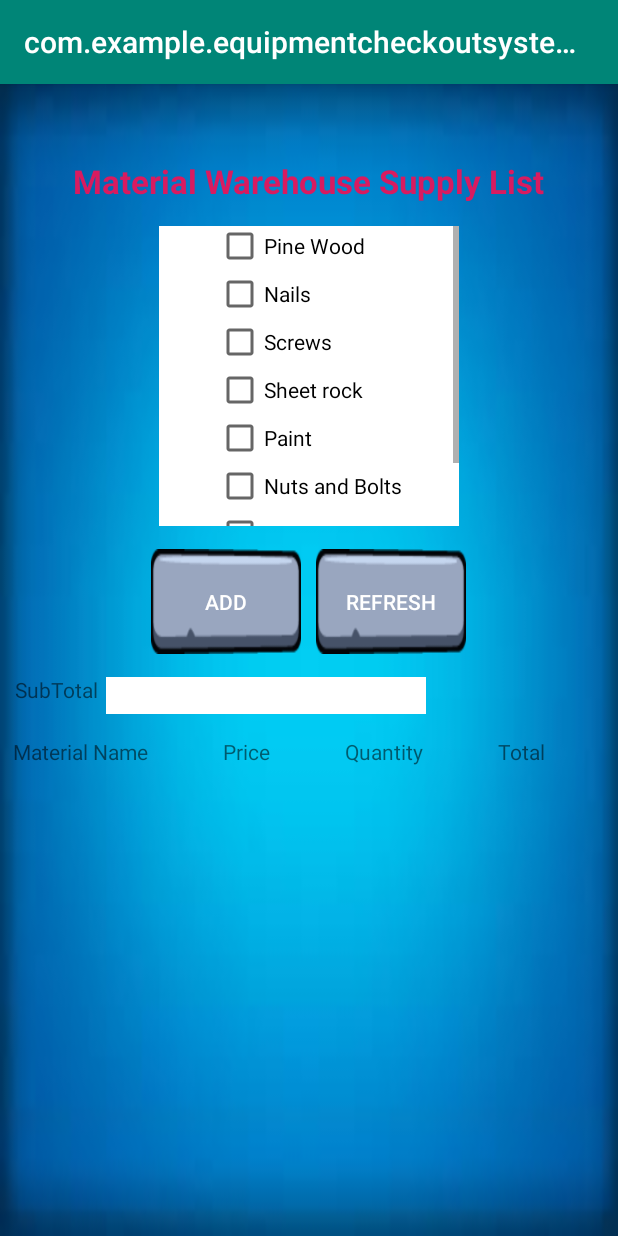
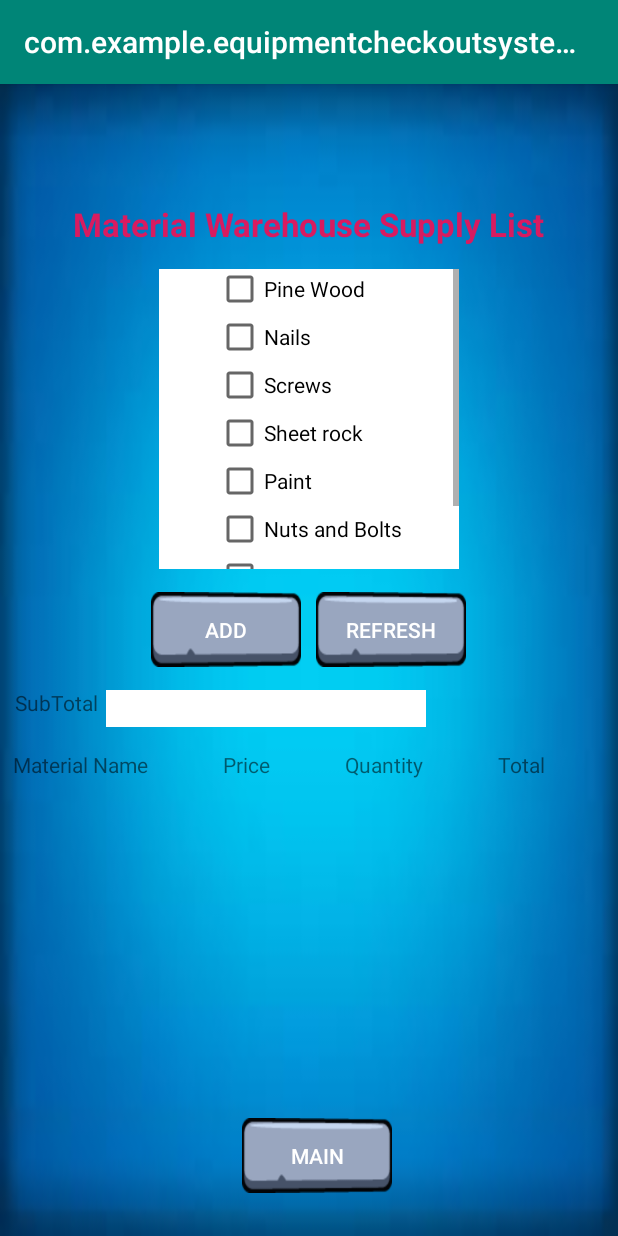
Before and after one commit to bub2k44/Team-Project-System-Checkout, an Android app: the MaterialsDepartmentActivity screen opened directly, with no data from a screen before it, on a phone screen of 412 x 824 dp. Run offline under Robolectric (Android 15) with nearby library versions, the phone set to English and light mode, and no system bars.

Commit message:
Updated Database for Equipment and Materials Warehouse

```diff
--- a/app/src/main/java/com/example/equipmentcheckoutsystem/MaterialsDepartmentActivity.java
+++ b/app/src/main/java/com/example/equipmentcheckoutsystem/MaterialsDepartmentActivity.java
@@ -4,6 +4,7 @@ import androidx.appcompat.app.AlertDialog;
 import androidx.appcompat.app.AppCompatActivity;
 
 import android.content.DialogInterface;
+import android.content.Intent;
 import android.os.Bundle;
 import android.text.InputType;
 import android.view.View;
@@ -18,6 +19,8 @@ import java.util.ArrayList;
 
 public class MaterialsDepartmentActivity extends AppCompatActivity
 {
+    DatabaseHelper2 myDB;
+
     private String pineWoodQty = "";
     private String nailsQty = "";
     private String screwsQty = "";
@@ -39,6 +42,12 @@ public class MaterialsDepartmentActivity extends AppCompatActivity
     CheckBox ch_1, ch_2, ch_3, ch_4, ch_5, ch_6, ch_7, ch_8;
 
     Button b_1, b_2;
+    Button main;
+
+    public void AddData(String newEntry1, String newEntry2, String newEntry3)
+    {
+        boolean insertData = myDB.addData(newEntry1, newEntry2, newEntry3);
+    }
 
     @Override
     protected void onCreate(Bundle savedInstanceState)
@@ -59,6 +68,7 @@ public class MaterialsDepartmentActivity extends AppCompatActivity
 
         b_1 = findViewById(R.id.btn1);
         b_2 = findViewById(R.id.btn2);
+        main = findViewById(R.id.btn_main_menu);
 
         b_1.setOnClickListener(new View.OnClickListener()
         {
@@ -82,6 +92,16 @@ public class MaterialsDepartmentActivity extends AppCompatActivity
                 }
 
                 ed_1.setText(String.valueOf(sum));
+            }
+        });
+
+        main.setOnClickListener(new View.OnClickListener()
+        {
+            @Override
+            public void onClick(View v)
+            {
+                Intent main = new Intent(MaterialsDepartmentActivity.this, MainMenuActivity.class);
+                startActivity(main);
             }
         });
     }
@@ -128,6 +148,8 @@ public class MaterialsDepartmentActivity extends AppCompatActivity
                         t2.setText(prc);
                         t3.setText(qty);
                         t4.setText(total);
+
+                        //AddData(pName, prc, qty);
                     }
 
                     row.addView(t1);
@@ -189,6 +211,8 @@ public class MaterialsDepartmentActivity extends AppCompatActivity
                         t2.setText(prc);
                         t3.setText(qty);
                         t4.setText(total);
+
+                        //AddData(pName, prc, qty);
                     }
 
                     row.addView(t1);
@@ -250,6 +274,8 @@ public class MaterialsDepartmentActivity extends AppCompatActivity
                         t2.setText(prc);
                         t3.setText(qty);
                         t4.setText(total);
+
+                        //AddData(pName, prc, qty);
                     }
 
                     row.addView(t1);
@@ -312,6 +338,8 @@ public class MaterialsDepartmentActivity extends AppCompatActivity
                         t2.setText(prc);
                         t3.setText(qty);
                         t4.setText(total);
+
+                        //AddData(pName, prc, qty);
                     }
 
                     row.addView(t1);
@@ -374,6 +402,8 @@ public class MaterialsDepartmentActivity extends AppCompatActivity
                         t2.setText(prc);
                         t3.setText(qty);
                         t4.setText(total);
+
+                        //AddData(pName, prc, qty);
                     }
 
                     row.addView(t1);
@@ -436,6 +466,8 @@ public class MaterialsDepartmentActivity extends AppCompatActivity
                         t2.setText(prc);
                         t3.setText(qty);
                         t4.setText(total);
+
+                        //AddData(pName, prc, qty);
                     }
 
                     row.addView(t1);
@@ -498,6 +530,8 @@ public class MaterialsDepartmentActivity extends AppCompatActivity
                         t2.setText(prc);
                         t3.setText(qty);
                         t4.setText(total);
+
+                        //AddData(pName, prc, qty);
                     }
 
                     row.addView(t1);
@@ -560,6 +594,8 @@ public class MaterialsDepartmentActivity extends AppCompatActivity
                         t2.setText(prc);
                         t3.setText(qty);
                         t4.setText(total);
+
+                        //AddData(pName, prc, qty);
                     }
 
                     row.addView(t1);
--- a/app/src/main/res/layout/activity_materials_department.xml
+++ b/app/src/main/res/layout/activity_materials_department.xml
@@ -104,7 +104,7 @@
 
         <Button
             android:layout_width="100dp"
-            android:layout_height="70dp"
+            android:layout_height="50dp"
             android:id="@+id/btn1"
             android:text="Add"
             android:textColor="#fff"
@@ -112,7 +112,7 @@
 
         <Button
             android:layout_width="100dp"
-            android:layout_height="70dp"
+            android:layout_height="50dp"
             android:layout_marginLeft="10dp"
             android:id="@+id/btn2"
             android:text="Refresh"
@@ -155,7 +155,7 @@
 
         <TableLayout
             android:layout_width="match_parent"
-            android:layout_height="360dp"
+            android:layout_height="235dp"
             android:id="@+id/tb1"
             android:stretchColumns="*">
 
@@ -194,4 +194,21 @@
 
     </LinearLayout>
 
+    <LinearLayout
+        android:layout_width="wrap_content"
+        android:layout_height="wrap_content"
+        android:layout_marginTop="10dp"
+        android:layout_marginLeft="5dp"
+        android:orientation="vertical">
+
+        <Button
+            android:layout_width="100dp"
+            android:layout_height="50dp"
+            android:id="@+id/btn_main_menu"
+            android:text="Main"
+            android:textColor="#fff"
+            android:background="@drawable/button_2"/>
+
+    </LinearLayout>
+
 </LinearLayout>
```
Also changed, not shown: app/src/main/java/com/example/equipmentcheckoutsystem/DatabaseHelper2.java (+16 -5 lines), app/src/main/java/com/example/equipmentcheckoutsystem/EquipmentDepartmentActivity.java (+10 -10 lines), app/src/main/java/com/example/equipmentcheckoutsystem/Item.java (added, +27 -0 lines), app/src/main/java/com/example/equipmentcheckoutsystem/ReportActivity.java (+30 -8 lines), app/src/main/java/com/example/equipmentcheckoutsystem/ThreeColumn_ListAdapter.java (added, +54 -0 lines), app/src/main/res/layout/activity_report.xml (+4 -4 lines), app/src/main/res/layout/adapter_view_layout.xml (added, +33 -0 lines).
